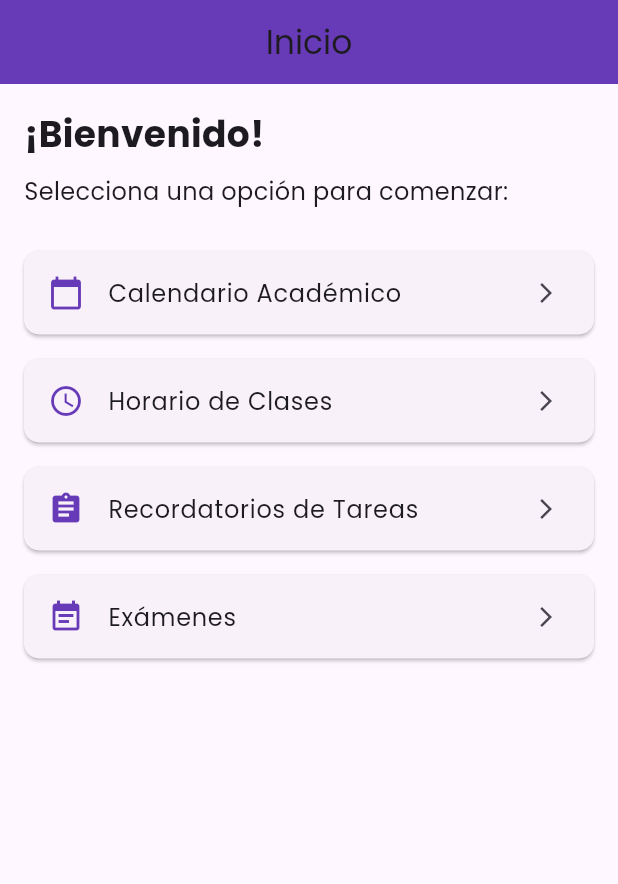
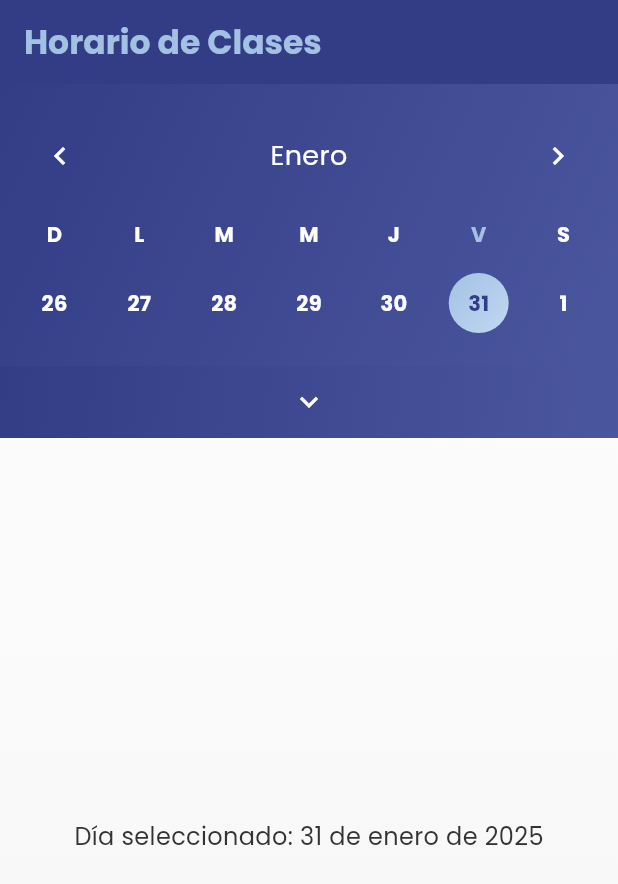
Before and after one commit to enriquepitta/classlift, a Flutter app: the screen it shows after launch, on a phone screen of 412 x 824 dp. Shown: the top 884 px of the screen. Run offline on Flutter 3.47's test engine with Material 3 defaults, Android fonts, the phone set to English and light mode, and no system bars; drawn by our look-alikes of table_calendar; our stand-ins replace firebase_auth, firebase_core, flutter_svg, lottie; accounts and stored records are empty.

Commit message:
Widget de calendario

```diff
--- a/lib/screens/home_screen.dart
+++ b/lib/screens/home_screen.dart
@@ -1,70 +1,108 @@
 import 'package:flutter/material.dart';
+import 'package:table_calendar/table_calendar.dart';
+import 'package:intl/intl.dart';
+import 'package:classify/utils/classlift_colors.dart';
 
-class HomeScreen extends StatelessWidget {
-  const HomeScreen({super.key});
+class HomeScreen extends StatefulWidget {
+  @override
+  _HomeScreenState createState() =>
+      _HomeScreenState();
+}
+
+class _HomeScreenState extends State<HomeScreen> {
+  CalendarFormat _calendarFormat = CalendarFormat.week;
+  DateTime _focusedDay = DateTime.now();
+  DateTime? _selectedDay;
+
+  @override
+  void initState() {
+    super.initState();
+    _selectedDay = DateTime.now();
+    Intl.defaultLocale = 'es_ES'; // Configura el idioma en español
+  }
+
+  void _toggleCalendarFormat() {
+    setState(() {
+      _calendarFormat = _calendarFormat == CalendarFormat.week
+          ? CalendarFormat.month
+          : CalendarFormat.week;
+    });
+  }
 
   @override
   Widget build(BuildContext context) {
     return Scaffold(
       appBar: AppBar(
-        title: const Text('Inicio'),
-        backgroundColor: Colors.deepPurple,
-        centerTitle: true,
+        elevation: 0,
+        title: const Text(
+          "Horario de Clases",
+          style: TextStyle(
+            color: ClassliftColors.SecondaryColor,
+            fontWeight: FontWeight.bold,
+          ),
+        ),
+        backgroundColor: ClassliftColors.PrimaryColor,
+        actions: [
+          // IconButton(
+          //   icon: Icon(Icons.today, color: ClassliftColors.White),
+          //   onPressed: () {
+          //     setState(() {
+          //       _selectedDay = DateTime.now();
+          //       _focusedDay = DateTime.now();
+          //     });
+          //   },
+          // ),
+        ],
       ),
-      body: Padding(
-        padding: const EdgeInsets.all(16.0),
+      body: Container(
+        decoration: BoxDecoration(
+          gradient: LinearGradient(
+            colors: [ClassliftColors.White, ClassliftColors.BackgroundColor],
+            begin: Alignment.topCenter,
+            end: Alignment.bottomCenter,
+          ),
+        ),
         child: Column(
-          crossAxisAlignment: CrossAxisAlignment.start,
           children: [
-            const Text(
-              '¡Bienvenido!',
-              style: TextStyle(
-                fontSize: 24,
-                fontWeight: FontWeight.bold,
-              ),
+            // Calendario
+            CalendarWidget(
+              focusedDay: _focusedDay,
+              selectedDay: _selectedDay,
+              calendarFormat: _calendarFormat,
+              onDaySelected: (selectedDay, focusedDay) {
+                setState(() {
+                  _selectedDay = selectedDay;
+                  _focusedDay = focusedDay;
+                });
+              },
+              onFormatChanged: (format) {
+                setState(() {
+                  _calendarFormat = format;
+                });
+              },
+              onPageChanged: (focusedDay) {
+                setState(() {
+                  _focusedDay = focusedDay;
+                });
+              },
             ),
-            const SizedBox(height: 10),
-            const Text(
-              'Selecciona una opción para comenzar:',
-              style: TextStyle(fontSize: 16),
+            // Footer interactivo
+            CalendarFooter(
+              calendarFormat: _calendarFormat,
+              onTap: _toggleCalendarFormat,
             ),
-            const SizedBox(height: 20),
+            // Día seleccionado
             Expanded(
-              child: ListView(
-                children: [
-                  _buildFeatureTile(
-                    icon: Icons.calendar_today,
-                    title: 'Calendario Académico',
-                    onTap: () {
-                      // Navega a la pantalla de calendario
-                      print('Calendario académico');
-                    },
+              child: Center(
+                child: Text(
+                  _selectedDay != null
+                      ? 'Día seleccionado: ${DateFormat.yMMMMd('es_ES').format(_selectedDay!)}'
+                      : 'Selecciona un día',
+                  style: TextStyle(
+                    fontSize: 16,
+                    color: ClassliftColors.TextColor,
                   ),
-                  _buildFeatureTile(
-                    icon: Icons.schedule,
-                    title: 'Horario de Clases',
-                    onTap: () {
-                      // Navega a la pantalla de horario
-                      print('Horario de clases');
-                    },
-                  ),
-                  _buildFeatureTile(
-                    icon: Icons.assignment,
-                    title: 'Recordatorios de Tareas',
-                    onTap: () {
-                      // Navega a la pantalla de recordatorios
-                      print('Recordatorios de tareas');
-                    },
-                  ),
-                  _buildFeatureTile(
-                    icon: Icons.event_note,
-                    title: 'Exámenes',
-                    onTap: () {
-                      // Navega a la pantalla de exámenes
-                      print('Exámenes');
-                    },
-                  ),
-                ],
+                ),
               ),
             ),
           ],
@@ -72,18 +110,153 @@ class HomeScreen extends StatelessWidget {
       ),
     );
   }
+}
 
-  Widget _buildFeatureTile(
-      {required IconData icon, required String title, required VoidCallback onTap}) {
-    return Card(
-      margin: const EdgeInsets.symmetric(vertical: 8),
-      shape: RoundedRectangleBorder(borderRadius: BorderRadius.circular(10)),
-      child: ListTile(
-        leading: Icon(icon, color: Colors.deepPurple),
-        title: Text(title),
-        trailing: const Icon(Icons.arrow_forward_ios, size: 16),
-        onTap: onTap,
+class CalendarWidget extends StatelessWidget {
+  final DateTime focusedDay;
+  final DateTime? selectedDay;
+  final CalendarFormat calendarFormat;
+  final Function(DateTime, DateTime) onDaySelected;
+  final Function(CalendarFormat) onFormatChanged;
+  final Function(DateTime) onPageChanged;
+
+  CalendarWidget({
+    required this.focusedDay,
+    required this.selectedDay,
+    required this.calendarFormat,
+    required this.onDaySelected,
+    required this.onFormatChanged,
+    required this.onPageChanged,
+  });
+
+  @override
+  Widget build(BuildContext context) {
+    return Container(
+      padding: const EdgeInsets.symmetric(vertical: 16, horizontal: 8),
+      decoration: BoxDecoration(
+        gradient: ClassliftColors.primaryGradient,
+      ),
+      child: TableCalendar(
+        locale: 'es_ES',
+        focusedDay: focusedDay,
+        firstDay: DateTime.utc(2020, 1, 1),
+        lastDay: DateTime.utc(2030, 12, 31),
+        calendarFormat: calendarFormat,
+        selectedDayPredicate: (day) => isSameDay(selectedDay, day),
+        onDaySelected: onDaySelected,
+        onFormatChanged: onFormatChanged,
+        onPageChanged: onPageChanged,
+        daysOfWeekHeight: 40,
+        calendarStyle: CalendarStyle(
+          weekendTextStyle: TextStyle(
+            color: ClassliftColors.White,
+            fontWeight: FontWeight.bold,
+          ),
+          defaultTextStyle: TextStyle(
+            color: ClassliftColors.White,
+            fontWeight: FontWeight.bold,
+          ),
+          todayTextStyle: TextStyle(
+            color: ClassliftColors.SecondaryColor,
+            fontWeight: FontWeight.bold,
+          ),
+          todayDecoration: BoxDecoration(),
+          selectedDecoration: BoxDecoration(
+            gradient: ClassliftColors.secondaryGradient,
+            shape: BoxShape.circle,
+          ),
+          selectedTextStyle: TextStyle(
+            color: ClassliftColors.PrimaryColor,
+            fontWeight: FontWeight.bold,
+          ),
+          outsideTextStyle: TextStyle(
+            color: Colors.white54,
+          ),
+        ),
+        headerStyle: HeaderStyle(
+          titleCentered: true,
+          formatButtonVisible: false,
+          titleTextFormatter: (date, locale) {
+            String formattedDate = DateFormat('MMMM', 'es_ES').format(date);
+            return formattedDate[0].toUpperCase() + formattedDate.substring(1);
+          },
+          titleTextStyle: TextStyle(
+            color: ClassliftColors.White,
+            fontSize: 18,
+            fontWeight: FontWeight.normal,
+          ),
+          leftChevronIcon: Icon(
+            Icons.chevron_left,
+            color: ClassliftColors.White,
+            size: 24,
+          ),
+          rightChevronIcon: Icon(
+            Icons.chevron_right,
+            color: ClassliftColors.White,
+            size: 24,
+          ),
+        ),
+        daysOfWeekStyle: DaysOfWeekStyle(
+          dowTextFormatter: (date, locale) =>
+              DateFormat.E(locale).format(date)[0].toUpperCase(),
+          weekdayStyle: TextStyle(
+            color: ClassliftColors.White,
+            fontWeight: FontWeight.bold,
+          ),
+          weekendStyle: TextStyle(
+            color: ClassliftColors.White,
+            fontWeight: FontWeight.bold,
+          ),
+        ),
+        calendarBuilders: CalendarBuilders(
+          dowBuilder: (context, day) {
+            final String dayText = DateFormat.E('es_ES').format(day)[0].toUpperCase();
+            final bool isToday = isSameDay(day, DateTime.now());
+
+            return Center(
+              child: Text(
+                dayText,
+                style: TextStyle(
+                  color: isToday ? ClassliftColors.SecondaryColor : ClassliftColors.White,
+                  fontWeight: FontWeight.bold,
+                ),
+              ),
+            );
+          },
+        ),
       ),
     );
   }
 }
+
+class CalendarFooter extends StatelessWidget {
+  final CalendarFormat calendarFormat;
+  final VoidCallback onTap;
+
+  CalendarFooter({
+    required this.calendarFormat,
+    required this.onTap,
+  });
+
+  @override
+  Widget build(BuildContext context) {
+    return GestureDetector(
+      onTap: onTap,
+      child: Container(
+        decoration: BoxDecoration(
+          gradient: ClassliftColors.primaryGradient,
+        ),
+        padding: EdgeInsets.symmetric(vertical: 12),
+        child: Center(
+          child: Icon(
+            calendarFormat == CalendarFormat.week
+                ? Icons.expand_more
+                : Icons.expand_less,
+            color: ClassliftColors.White,
+            size: 24,
+          ),
+        ),
+      ),
+    );
+  }
+}
```
